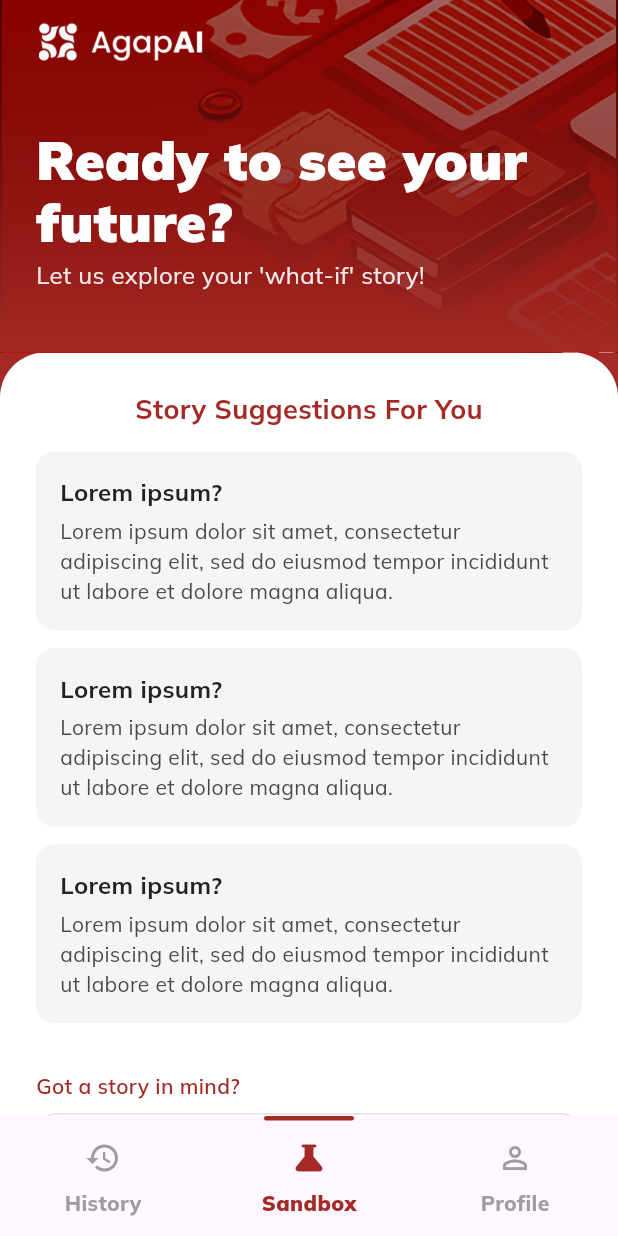
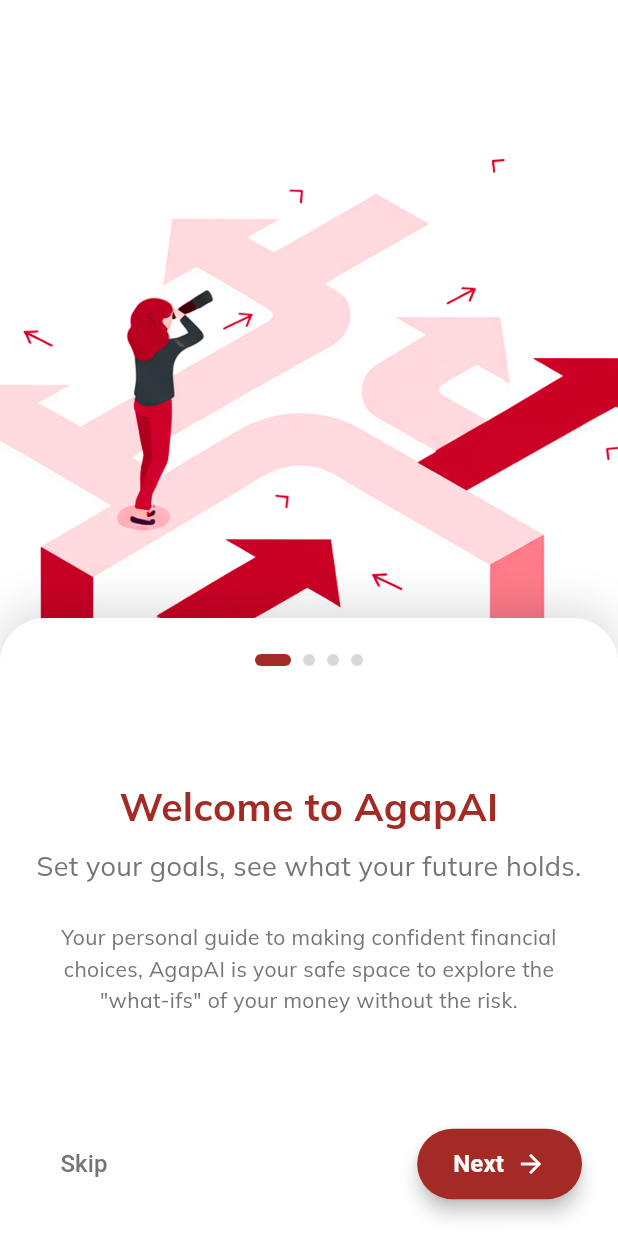
Before and after one commit to RamosQuim/BPI-Hackathon-2025-TagumpAI, a Flutter app: the screen it shows after launch, on a phone screen of 412 x 824 dp. Run offline on Flutter 3.47's test engine with Material 3 defaults, Android fonts, the phone set to English and light mode, and no system bars; our stand-ins replace fl_chart, font_awesome_flutter, google_fonts.

Commit message:
feat: ADDED onboarding screens

```diff
--- a/lib/main.dart
+++ b/lib/main.dart
@@ -1,8 +1,8 @@
 import 'package:flutter/material.dart';
-import 'package:test_app/screens/chatbot.dart';
 import 'package:test_app/screens/history.dart';
 import 'package:test_app/screens/initial_chatbot.dart';
 import 'package:test_app/screens/login.dart';
+import 'package:test_app/screens/onboarding.dart';
 import 'package:test_app/screens/profile.dart';
 import 'package:test_app/screens/signup.dart';
 import 'package:test_app/widgets/navigation_bar.dart';
@@ -21,7 +21,7 @@
   Widget build(BuildContext context) {
     return MaterialApp(
       title: 'AgapAI',
-      initialRoute: '/navbar', // TO-DO: Change the appropriate route for a specific page
+      initialRoute: '/', // TO-DO: Change the appropriate route for a specific page
       debugShowCheckedModeBanner: false,
       theme: ThemeData(
         brightness: Brightness.light,
@@ -33,9 +33,9 @@
         navigationBarTheme: NavigationBarThemeData(
           // Make the default indicator transparent so we can use our custom one.
           indicatorColor: Colors.transparent,
-          iconTheme: MaterialStateProperty.resolveWith<IconThemeData>(
-                (Set<MaterialState> states) {
-              if (states.contains(MaterialState.selected)) {
+          iconTheme: WidgetStateProperty.resolveWith<IconThemeData>(
+                (Set<WidgetState> states) {
+              if (states.contains(WidgetState.selected)) {
                 // Style for the selected icon
                 return const IconThemeData(color: Color(0xFFA42A25));
               } else {
@@ -44,9 +44,9 @@
               }
             },
           ),
-          labelTextStyle: MaterialStateProperty.resolveWith<TextStyle>(
-                (Set<MaterialState> states) {
-              if (states.contains(MaterialState.selected)) {
+          labelTextStyle: WidgetStateProperty.resolveWith<TextStyle>(
+                (Set<WidgetState> states) {
+              if (states.contains(WidgetState.selected)) {
                 // Style for the selected label
                 return const TextStyle(
                   fontWeight: FontWeight.w900, // Make it thicker
@@ -76,7 +76,8 @@
         ),
       ),
       routes: {
-        '/': (context) => const LoginPage(),
+        '/': (context) => const OnboardingScreen(),
+        '/login': (context) => const LoginPage(),
         '/signup': (context) => const SignupPage(),
         '/main': (context) => InitialMainPage(),
         '/history': (context) => HistoryPage(),
--- a/lib/screens/chatbot.dart
+++ b/lib/screens/chatbot.dart
@@ -1,7 +1,6 @@
 import 'package:flutter/material.dart';
 import 'package:font_awesome_flutter/font_awesome_flutter.dart';
 import 'package:fl_chart/fl_chart.dart';
-import 'package:flutter_svg/flutter_svg.dart';
 
 // --- DATA MODELS ---
 class ChatMessage {
--- a/lib/screens/initial_chatbot.dart
+++ b/lib/screens/initial_chatbot.dart
@@ -1,4 +1,5 @@
 import 'package:flutter/material.dart';
+import 'package:flutter/services.dart';
 
 class InitialMainPage extends StatefulWidget {
   const InitialMainPage({super.key});
@@ -8,6 +9,20 @@
 }
 
 class _InitialMainPageState extends State<InitialMainPage> {
+  @override
+  void initState() {
+    // TODO: implement initState
+    super.initState();
+    SystemChrome.setEnabledSystemUIMode(SystemUiMode.immersive, overlays: []);
+  }
+
+  @override
+  void dispose() {
+    // TODO: implement dispose
+    super.dispose();
+    SystemChrome.setEnabledSystemUIMode(SystemUiMode.immersive, overlays: []);
+  }
+
   // State for the currently selected index in the BottomNavigationBar
   int _selectedIndex = 1;
 
--- /dev/null
+++ b/lib/screens/onboarding.dart
@@ -0,0 +1,345 @@
+// OnboardingData is a class to hold the data for each onboarding screen.
+import 'package:flutter/material.dart';
+import 'package:flutter/services.dart';
+// OnboardingData is a class to hold the data for each onboarding screen.
+class OnboardingData {
+  final String image;
+  final String title;
+  final String subtitle;
+  final String description;
+
+  OnboardingData({
+    required this.image,
+    required this.title,
+    required this.subtitle,
+    required this.description,
+  });
+}
+
+class OnboardingScreen extends StatefulWidget {
+  const OnboardingScreen({super.key});
+
+  @override
+  State<OnboardingScreen> createState() => _OnboardingScreenState();
+}
+
+class _OnboardingScreenState extends State<OnboardingScreen> {
+  @override
+  void initState() {
+    // TODO: implement initState
+    super.initState();
+    SystemChrome.setEnabledSystemUIMode(SystemUiMode.immersive, overlays: []);
+  }
+
+  final PageController _pageController = PageController();
+  int _currentPage = 0;
+
+  // Define Colors
+  static const Color kPrimaryColor = Color(0xFFA42A25); // A deep red
+  static const Color kTextColor = Color(0xFFA42A25);
+  static const Color kSubtextColor = Color(0xFF757575);
+
+  // List of data for each onboarding screen, updated to match the new design.
+  final List<OnboardingData> _onboardingData = [
+    OnboardingData(
+      image: 'images/onboarding_1.png', // Use your PNG asset
+      title: 'Welcome to AgapAI',
+      subtitle: 'Set your goals, see what your future holds.',
+      description:
+      'Your personal guide to making confident financial choices, AgapAI is your safe space to explore the "what-ifs" of your money without the risk.',
+    ),
+    OnboardingData(
+      image: 'images/onboarding_2.png', // Use your PNG asset
+      title: 'Plan Your Future with Interactive Stories',
+      subtitle: '',
+      description:
+      'Engage with our KaagapAI that turns complex financial decisions into a simple, story-based format.'
+    ),
+    OnboardingData(
+      image: 'images/onboarding_3.png', // Use your PNG asset
+      title: 'Understand Every Step',
+      subtitle: '',
+      description:
+      'We provide clear, explainable AI-powered insights in simple language. Our goal is to build your trust and empower you to make informed decisions.'
+    ),
+    OnboardingData(
+        image: 'images/onboarding_4.png', // Use your PNG asset
+        title: 'Ready to Build Your Future?',
+        subtitle: '',
+        description:
+        'From simulating your first scenario to applying for a product that fits your goals, your journey to financial health starts now.'
+    ),
+  ];
+
+  @override
+  void dispose() {
+    _pageController.dispose();
+    SystemChrome.setEnabledSystemUIMode(SystemUiMode.immersive, overlays: []);
+    super.dispose();
+  }
+
+  // Function to handle page changes.
+  void _onPageChanged(int page) {
+    setState(() {
+      _currentPage = page;
+    });
+  }
+
+  // Function to handle skipping to the last page.
+  void _skipToEnd() {
+    _pageController.animateToPage(
+      _onboardingData.length - 1,
+      duration: const Duration(milliseconds: 400),
+      curve: Curves.easeInOut,
+    );
+  }
+
+  // Function to handle the final action when onboarding is complete.
+  void _getStarted() {
+    // Navigate to your app's main screen
+    // For demonstration, we'll just print a message.
+    // ignore: avoid_print
+    print('Get Started Tapped! Navigating to home screen...');
+    // In a real app, you would navigate to your home screen, e.g.:
+    // Navigator.of(context).pushReplacement(MaterialPageRoute(builder: (_) => const HomeScreen()));
+  }
+
+  @override
+  Widget build(BuildContext context) {
+    final screenHeight = MediaQuery.of(context).size.height;
+
+    return Scaffold(
+      backgroundColor: Colors.white,
+      body: Stack(
+        children: [
+          // Image PageView (background)
+          PageView.builder(
+            controller: _pageController,
+            onPageChanged: _onPageChanged,
+            itemCount: _onboardingData.length,
+            itemBuilder: (context, index) {
+              return Container(
+                color: Colors.grey[200], // Background color for image area
+                child: Column(
+                  children: [
+                    Expanded(
+                      // Using Image.asset to display the PNG image.
+                      // The Center widget and height property were removed.
+                      // BoxFit.cover makes the image fill the available space.
+                      child: Image.asset(
+                        _onboardingData[index].image,
+                        fit: BoxFit.cover,
+                        width: double.infinity,
+                        // Optional: Add a frameBuilder for a smooth loading experience
+                        frameBuilder: (BuildContext context, Widget child, int? frame, bool wasSynchronouslyLoaded) {
+                          if (wasSynchronouslyLoaded) {
+                            return child;
+                          }
+                          return AnimatedOpacity(
+                            opacity: frame == null ? 0 : 1,
+                            duration: const Duration(seconds: 1),
+                            curve: Curves.easeOut,
+                            child: child,
+                          );
+                        },
+                        // Optional: Add an error builder
+                        errorBuilder: (context, error, stackTrace) {
+                          return const Icon(Icons.error_outline, color: Colors.red, size: 50);
+                        },
+                      ),
+                    ),
+                    SizedBox(height: screenHeight * 0.45), // Space for the content sheet
+                  ],
+                ),
+              );
+            },
+          ),
+
+          // Content Sheet (foreground)
+          Align(
+            alignment: Alignment.bottomCenter,
+            child: Container(
+              height: screenHeight * 0.5,
+              decoration: BoxDecoration(
+                color: Colors.white,
+                borderRadius: const BorderRadius.only(
+                  topLeft: Radius.circular(30),
+                  topRight: Radius.circular(30),
+                ),
+                // Added a boxShadow to create the upper shadow effect
+                boxShadow: [
+                  BoxShadow(
+                    color: Colors.black.withOpacity(0.15),
+                    spreadRadius: 0,
+                    blurRadius: 25,
+                    offset: const Offset(0, -5), // Negative y-offset casts shadow upwards
+                  ),
+                ],
+              ),
+              padding: const EdgeInsets.symmetric(horizontal: 24, vertical: 24),
+              child: Column(
+                mainAxisAlignment: MainAxisAlignment.spaceBetween,
+                children: [
+                  // Dots
+                  Row(
+                    mainAxisAlignment: MainAxisAlignment.center,
+                    children: List.generate(
+                      _onboardingData.length,
+                          (index) => DotIndicator(isActive: index == _currentPage),
+                    ),
+                  ),
+
+                  // Text Content with Animation
+                  AnimatedSwitcher(
+                    duration: const Duration(milliseconds: 300),
+                    transitionBuilder: (Widget child, Animation<double> animation) {
+                      return FadeTransition(opacity: animation, child: child);
+                    },
+                    child: OnboardingTextContent(
+                      key: ValueKey<int>(_currentPage),
+                      data: _onboardingData[_currentPage],
+                    ),
+                  ),
+
+                  // Buttons - Conditionally display buttons based on the current page
+                  _currentPage == _onboardingData.length - 1
+                      ? // On the last page, show a single "Get Started" button
+                  SizedBox(
+                    width: double.infinity,
+                    height: 50,
+                    child: ElevatedButton(
+                      onPressed: _getStarted,
+                      style: ElevatedButton.styleFrom(
+                        backgroundColor: kPrimaryColor,
+                        shape: RoundedRectangleBorder(
+                          borderRadius: BorderRadius.circular(40),
+                        ),
+                        elevation: 5,
+                      ),
+                      child: const Text(
+                        'Start My Journey',
+                        style: TextStyle(
+                          fontSize: 18,
+                          fontWeight: FontWeight.bold,
+                          color: Colors.white,
+                        ),
+                      ),
+                    ),
+                  )
+                      : // On other pages, show "Skip" and "Next" buttons
+                  Row(
+                    mainAxisAlignment: MainAxisAlignment.spaceBetween,
+                    children: [
+                      TextButton(
+                        onPressed: _skipToEnd, // Call the new skip function
+                        child: const Text(
+                          'Skip',
+                          style: TextStyle(fontSize: 16, color: kSubtextColor),
+                        ),
+                      ),
+                      ElevatedButton(
+                        onPressed: () {
+                          _pageController.nextPage(
+                            duration: const Duration(milliseconds: 400),
+                            curve: Curves.easeInOut,
+                          );
+                        },
+                        style: ElevatedButton.styleFrom(
+                          backgroundColor: kPrimaryColor,
+                          shape: RoundedRectangleBorder(
+                            borderRadius: BorderRadius.circular(40),
+                          ),
+                          padding: const EdgeInsets.symmetric(horizontal: 24, vertical: 12),
+                          elevation: 5,
+                        ),
+                        child: const Row(
+                          children: [
+                            Text(
+                              'Next',
+                              style: TextStyle(
+                                fontSize: 16,
+                                fontWeight: FontWeight.bold,
+                                color: Colors.white,
+                              ),
+                            ),
+                            SizedBox(width: 8),
+                            Icon(Icons.arrow_forward, color: Colors.white, size: 20),
+                          ],
+                        ),
+                      ),
+                    ],
+                  ),
+                ],
+              ),
+            ),
+          )
+        ],
+      ),
+    );
+  }
+}
+
+// Widget for the text content on the sheet.
+class OnboardingTextContent extends StatelessWidget {
+  final OnboardingData data;
+
+  const OnboardingTextContent({super.key, required this.data});
+
+  @override
+  Widget build(BuildContext context) {
+    return Column(
+      mainAxisSize: MainAxisSize.min,
+      children: [
+        Text(
+          data.title,
+          textAlign: TextAlign.center,
+          style: const TextStyle(
+            fontSize: 26,
+            fontWeight: FontWeight.bold,
+            color: _OnboardingScreenState.kTextColor,
+          ),
+        ),
+        const SizedBox(height: 8),
+        Text(
+          data.subtitle,
+          textAlign: TextAlign.center,
+          style: const TextStyle(
+            fontSize: 18,
+            color: _OnboardingScreenState.kSubtextColor,
+          ),
+        ),
+        const SizedBox(height: 24),
+        Text(
+          data.description,
+          textAlign: TextAlign.center,
+          style: const TextStyle(
+            fontSize: 14,
+            color: _OnboardingScreenState.kSubtextColor,
+            height: 1.5,
+          ),
+        ),
+      ],
+    );
+  }
+}
+
+// Widget for the dot indicators.
+class DotIndicator extends StatelessWidget {
+  final bool isActive;
+
+  const DotIndicator({super.key, required this.isActive});
+
+  @override
+  Widget build(BuildContext context) {
+    return AnimatedContainer(
+      duration: const Duration(milliseconds: 150),
+      margin: const EdgeInsets.symmetric(horizontal: 4.0),
+      height: 8.0,
+      width: isActive ? 24.0 : 8.0,
+      decoration: BoxDecoration(
+        color: isActive ? _OnboardingScreenState.kTextColor : Colors.grey.withOpacity(0.4),
+        borderRadius: const BorderRadius.all(Radius.circular(12)),
+      ),
+    );
+  }
+}
--- a/lib/widgets/navigation_bar.dart
+++ b/lib/widgets/navigation_bar.dart
@@ -1,6 +1,5 @@
 // This is the main screen widget which contains the swipeable pages and the bottom navigation bar.
 import 'package:flutter/material.dart';
-import 'package:test_app/screens/chatbot.dart';
 import 'package:test_app/screens/history.dart';
 import 'package:test_app/screens/initial_chatbot.dart';
 import 'package:test_app/screens/profile.dart';
```
Also changed, not shown: images/onboarding_1.png (added), images/onboarding_1.svg (added), images/onboarding_2.png (added), images/onboarding_3.png (added), images/onboarding_4.png (added), 1 other file.
